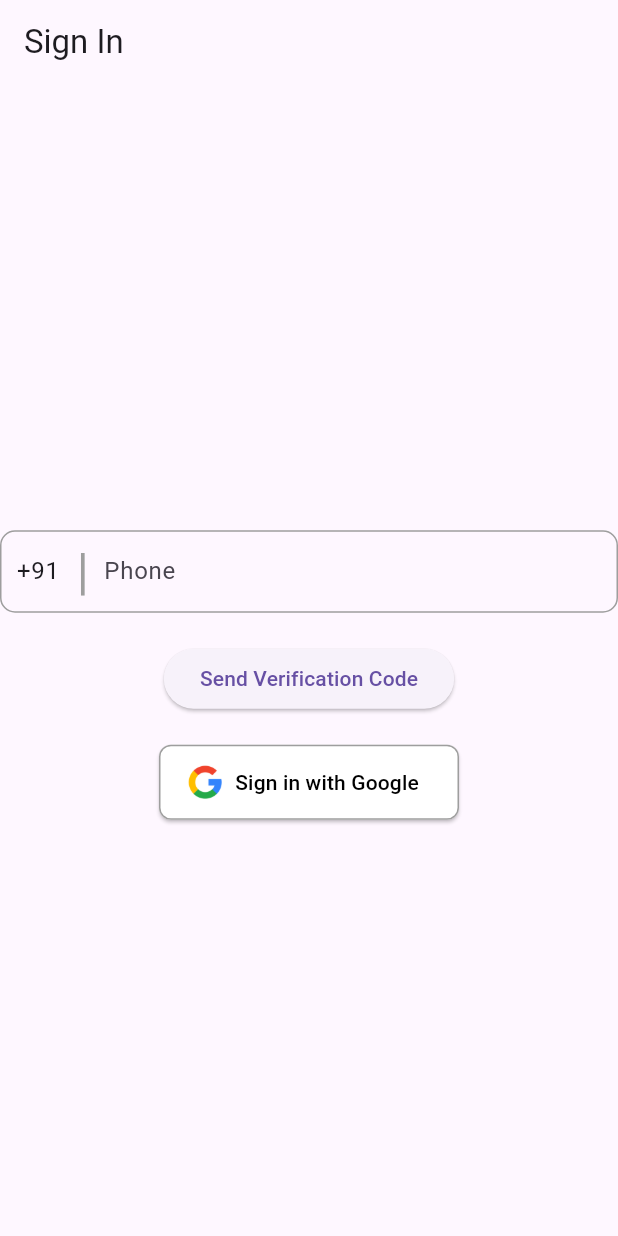
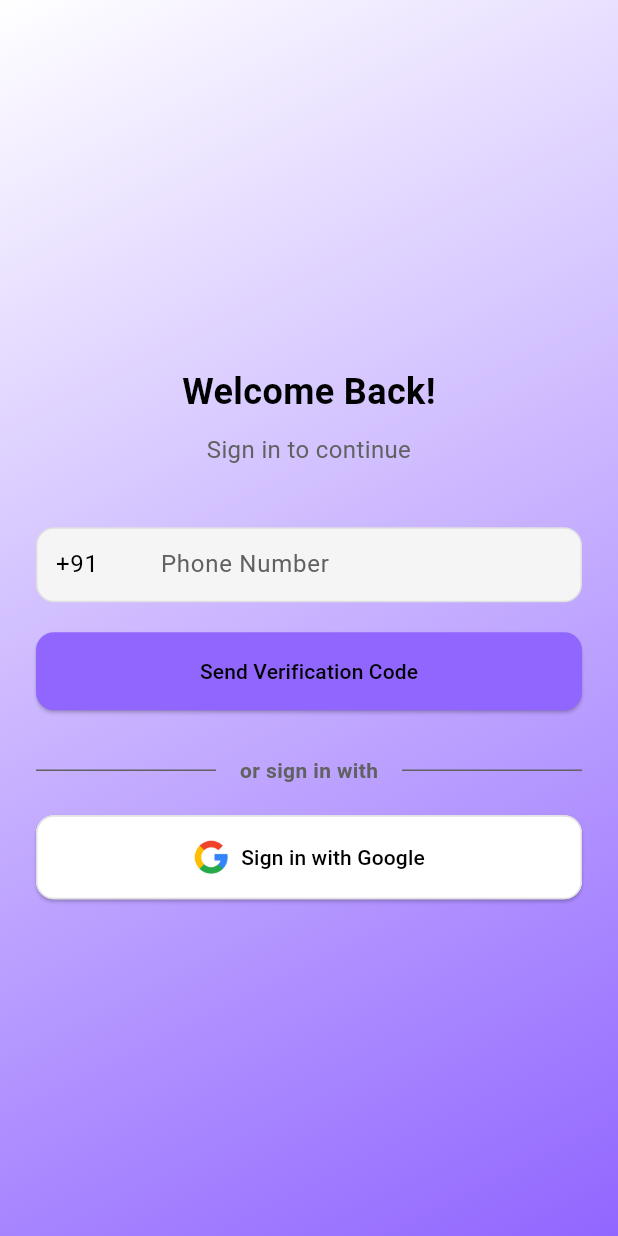
Before and after one commit to Vishal-Singh2k4/BingeBros, a Flutter app: the SignInPage screen opened by its route, on a phone screen of 412 x 824 dp. Run offline on Flutter 3.47's test engine with Material 3 defaults, Android fonts, the phone set to English and light mode, and no system bars; our stand-ins replace cloud_firestore, firebase_auth, firebase_core, google_sign_in, lottie, pinput and 1 more; accounts and stored records are empty; network calls fail.

Commit message:
UI changes
sign in and otp page changes

```diff
--- a/binge/lib/pages/SignInPage.dart
+++ b/binge/lib/pages/SignInPage.dart
@@ -57,48 +57,103 @@ class _SignInPageState extends State<SignInPage> {
 
   @override
   Widget build(BuildContext context) {
+    final bool isDarkMode =
+        MediaQuery.of(context).platformBrightness == Brightness.dark;
+
+    final Color primaryTextColor = isDarkMode ? Colors.white : Colors.black;
+    final Color secondaryTextColor =
+        isDarkMode ? Colors.grey[400]! : Colors.grey[700]!;
+    final Color buttonColor = Color(0xFF9166FF);
+
+    final Gradient backgroundGradient = isDarkMode
+        ? LinearGradient(
+            colors: [
+              Colors.black,
+              buttonColor
+            ], // Dark mode: black to primary color
+            begin: Alignment.topLeft,
+            end: Alignment.bottomRight,
+          )
+        : LinearGradient(
+            colors: [
+              Colors.white,
+              buttonColor
+            ], // Light mode: white to primary color
+            begin: Alignment.topLeft,
+            end: Alignment.bottomRight,
+          );
+
     return Scaffold(
-      appBar: AppBar(
-        automaticallyImplyLeading: false,
-        title: Text('Sign In'),
+      body: Container(
+        decoration: BoxDecoration(
+          gradient: backgroundGradient,
         ),
-      body: Center(
+        padding: const EdgeInsets.symmetric(horizontal: 24.0),
+        child: Center(
+          child: SingleChildScrollView(
             child: Column(
               mainAxisAlignment: MainAxisAlignment.center,
+              crossAxisAlignment: CrossAxisAlignment.stretch,
               children: [
                 SizedBox(height: 20),
+                Text(
+                  "Welcome Back!",
+                  style: TextStyle(
+                    color: primaryTextColor,
+                    fontSize: 24,
+                    fontWeight: FontWeight.bold,
+                  ),
+                  textAlign: TextAlign.center,
+                ),
+                SizedBox(height: 10),
+                Text(
+                  "Sign in to continue",
+                  style: TextStyle(
+                    color: secondaryTextColor,
+                    fontSize: 16,
+                  ),
+                  textAlign: TextAlign.center,
+                ),
+                SizedBox(height: 40),
                 Container(
-              height: 55,
+                  padding: EdgeInsets.symmetric(horizontal: 12.0),
                   decoration: BoxDecoration(
-                border: Border.all(width: 1, color: Colors.grey),
-                borderRadius: BorderRadius.circular(10),
+                    color: isDarkMode ? Color(0xFF1E1E1E) : Color(0xFFF5F5F5),
+                    borderRadius: BorderRadius.circular(12),
+                    border: Border.all(
+                        color:
+                            isDarkMode ? Color(0xFF282828) : Colors.grey[300]!),
                   ),
                   child: Row(
-                mainAxisAlignment: MainAxisAlignment.center,
                     children: [
-                  SizedBox(width: 10),
                       SizedBox(
-                    width: 40,
+                        width: 50,
                         child: TextField(
                           controller: countryController,
                           keyboardType: TextInputType.number,
+                          style: TextStyle(color: primaryTextColor),
                           decoration: InputDecoration(
                             border: InputBorder.none,
+                            hintText: "+91",
+                            hintStyle: TextStyle(color: secondaryTextColor),
                           ),
                         ),
                       ),
-                  Text(
-                    "|",
-                    style: TextStyle(fontSize: 33, color: Colors.grey),
+                      VerticalDivider(
+                        color:
+                            isDarkMode ? Color(0xFF282828) : Colors.grey[300]!,
+                        thickness: 1,
+                        width: 20,
                       ),
-                  SizedBox(width: 10),
                       Expanded(
                         child: TextField(
                           controller: phoneController,
                           keyboardType: TextInputType.phone,
+                          style: TextStyle(color: primaryTextColor),
                           decoration: InputDecoration(
                             border: InputBorder.none,
-                        hintText: "Phone",
+                            hintText: "Phone Number",
+                            hintStyle: TextStyle(color: secondaryTextColor),
                           ),
                         ),
                       ),
@@ -108,7 +163,48 @@ class _SignInPageState extends State<SignInPage> {
                 SizedBox(height: 20),
                 ElevatedButton(
                   onPressed: _sendPhoneNumberVerification,
-              child: Text("Send Verification Code"),
+                  child: Text(
+                    "Send Verification Code",
+                    style: TextStyle(
+                      color:
+                          primaryTextColor, // Matches the phone number text color
+                    ),
+                  ),
+                  style: ElevatedButton.styleFrom(
+                    backgroundColor: buttonColor,
+                    padding: EdgeInsets.symmetric(vertical: 16.0),
+                    shape: RoundedRectangleBorder(
+                      borderRadius: BorderRadius.circular(12.0),
+                    ),
+                  ),
+                ),
+                SizedBox(height: 30),
+                Row(
+                  children: [
+                    Expanded(
+                      child: Divider(
+                        color: secondaryTextColor,
+                        thickness: 1,
+                      ),
+                    ),
+                    Padding(
+                      padding: const EdgeInsets.symmetric(horizontal: 16.0),
+                      child: Text(
+                        "or sign in with",
+                        style: TextStyle(
+                          color: secondaryTextColor,
+                          fontWeight: FontWeight.bold,
+                          fontSize: 14,
+                        ),
+                      ),
+                    ),
+                    Expanded(
+                      child: Divider(
+                        color: secondaryTextColor,
+                        thickness: 1,
+                      ),
+                    ),
+                  ],
                 ),
                 SizedBox(height: 20),
                 ElevatedButton.icon(
@@ -122,16 +218,20 @@ class _SignInPageState extends State<SignInPage> {
                   style: ElevatedButton.styleFrom(
                     backgroundColor: Colors.white,
                     foregroundColor: Colors.black,
-                minimumSize: Size(200, 50),
-                side: BorderSide(color: Colors.grey),
+                    padding: EdgeInsets.symmetric(vertical: 16.0),
                     shape: RoundedRectangleBorder(
-                  borderRadius: BorderRadius.circular(8.0),
+                      borderRadius: BorderRadius.circular(12.0),
                     ),
+                    side: BorderSide(
+                        color:
+                            isDarkMode ? Color(0xFF282828) : Colors.grey[300]!),
                   ),
                 ),
               ],
             ),
           ),
+        ),
+      ),
     );
   }
 }
```
Also changed, not shown: binge/lib/pages/MyVerify.dart (+69 -40 lines), binge/assets/google_logo.png. Lines whose indentation alone changed are shown as unchanged.
